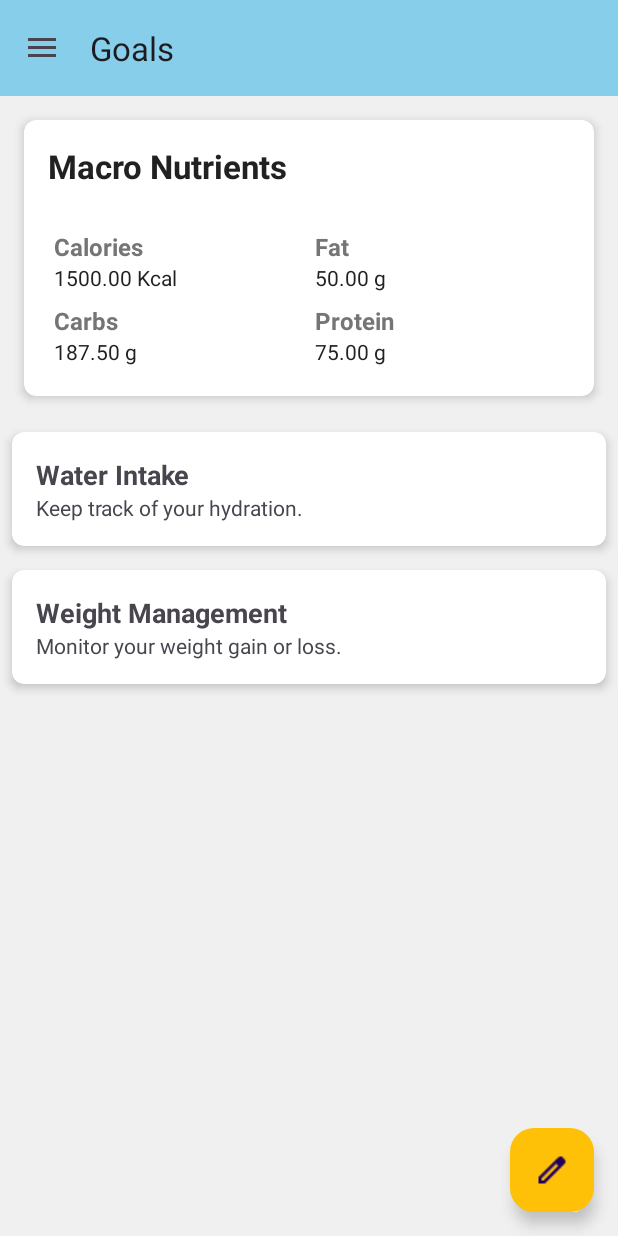
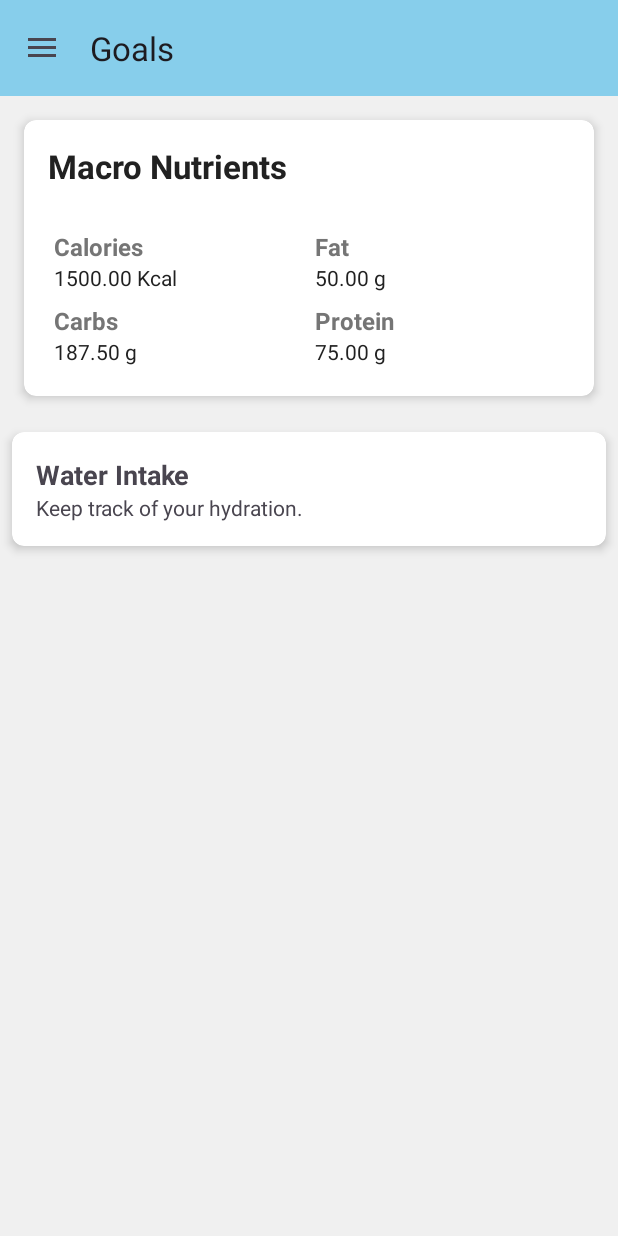
Before and after one commit to AmgT94/fit-feast, an Android app: the screen it shows after launch (MainActivity), in the side drawer, after a tap on "Goals", on a phone screen of 412 x 824 dp. Run offline under Robolectric (Android 15) with nearby library versions, the phone set to English and light mode, and no system bars; our stand-ins replace Firebase (no records; nobody signed in at launch, a user with empty details on screens opened directly); pictures from the network do not load.

Commit message:
Minor UI Updates in GoalsFragment

```diff
--- a/app/src/main/java/com/example/fitfeast/FragmentAddWeight.kt
+++ b/app/src/main/java/com/example/fitfeast/FragmentAddWeight.kt
@@ -10,6 +10,7 @@ import android.view.LayoutInflater
 import android.view.View
 import android.view.ViewGroup
 import android.widget.Toast
+import androidx.appcompat.app.AppCompatActivity
 import androidx.core.widget.addTextChangedListener
 import androidx.fragment.app.Fragment
 import com.example.fitfeast.databinding.FragmentAddWeightBinding
@@ -41,6 +42,9 @@ class FragmentAddWeight : Fragment() {
 
     override fun onViewCreated(view: View, savedInstanceState: Bundle?) {
         super.onViewCreated(view, savedInstanceState)
+
+        (activity as AppCompatActivity).supportActionBar?.title = "Add Weight"
+
         setupDateTimePickers()
         fetchUserProfile {
             setupWeightInputListener()
--- a/app/src/main/java/com/example/fitfeast/GoalsFragment.kt
+++ b/app/src/main/java/com/example/fitfeast/GoalsFragment.kt
@@ -22,9 +22,7 @@ class GoalsFragment : Fragment(), NutrientInputDialogFragment.NutrientInputListe
 
     private lateinit var recyclerView: RecyclerView
     private lateinit var goalsAdapter: GoalsAdapter
-    private lateinit var mainFab: FloatingActionButton
-    private lateinit var weightLossFab: FloatingActionButton
-    private lateinit var weightGainFab: FloatingActionButton
+
 
     // Text views for displaying nutrition data
     private lateinit var caloriesTextView: TextView
@@ -46,7 +44,6 @@ class GoalsFragment : Fragment(), NutrientInputDialogFragment.NutrientInputListe
         // Initialize the mutable list with the initial goals
         goalsList = mutableListOf(
             Goal("Water Intake", "Keep track of your hydration."),
-            Goal("Weight Management", "Monitor your weight gain or loss.")
         )
 
         // Initialize RecyclerView and Adapter for the goals
@@ -55,10 +52,8 @@ class GoalsFragment : Fragment(), NutrientInputDialogFragment.NutrientInputListe
         goalsAdapter = GoalsAdapter(goalsList, this)
         recyclerView.adapter = goalsAdapter
 
-        // Initialize FloatingActionButton and TextViews for the Macronutrient information
-        mainFab = view.findViewById(R.id.mainFab)
-        weightLossFab = view.findViewById(R.id.weightLossFab)
-        weightGainFab = view.findViewById(R.id.weightGainFab)
+        // Initialize  TextViews for the Macronutrient information
+
         caloriesTextView = view.findViewById(R.id.caloriesTextView)
         fatGramsTextView = view.findViewById(R.id.fatGramsTextView)
         carbsGramsTextView = view.findViewById(R.id.carbsGramsTextView)
@@ -77,17 +72,6 @@ class GoalsFragment : Fragment(), NutrientInputDialogFragment.NutrientInputListe
 
     override fun onViewCreated(view: View, savedInstanceState: Bundle?) {
         super.onViewCreated(view, savedInstanceState)
-
-        // Setup click listeners for the floating action buttons
-        mainFab.setOnClickListener {
-            toggleFabMenu()
-        }
-        weightLossFab.setOnClickListener {
-            Toast.makeText(context, "Weight Loss Clicked", Toast.LENGTH_SHORT).show()
-        }
-        weightGainFab.setOnClickListener {
-            Toast.makeText(context, "Weight Gain Clicked", Toast.LENGTH_SHORT).show()
-        }
 
         // Call method to fetch and display nutrition data
         fetchLatestNutritionData()
@@ -109,9 +93,7 @@ class GoalsFragment : Fragment(), NutrientInputDialogFragment.NutrientInputListe
     override fun onGoalClick(goal: Goal) {
         when (goal.title) {
             "Water Intake" -> showWaterIntakeDialog()
-            "Weight Management" -> {
-                // Handle the click for "Weight Management"
-            }
+
             else -> {
             }
         }
@@ -152,18 +134,6 @@ class GoalsFragment : Fragment(), NutrientInputDialogFragment.NutrientInputListe
             }
     }
 
-    private fun toggleFabMenu() {
-        if (!isFabMenuOpen) {
-            weightLossFab.show()
-            weightGainFab.show()
-            mainFab.setImageResource(R.drawable.ic_delete)
-        } else {
-            weightLossFab.hide()
-            weightGainFab.hide()
-            mainFab.setImageResource(R.drawable.ic_add_circle_outline)
-        }
-        isFabMenuOpen = !isFabMenuOpen
-    }
 
     private fun showNutrientInputDialog() {
         val dialog = NutrientInputDialogFragment()
--- a/app/src/main/res/layout/fragment_goals.xml
+++ b/app/src/main/res/layout/fragment_goals.xml
@@ -131,9 +131,6 @@
             </LinearLayout>
         </androidx.cardview.widget.CardView>
 
-
-
-
     </com.google.android.material.appbar.AppBarLayout>
 
     <!-- RecyclerView for listing other goals -->
@@ -144,45 +141,5 @@
         app:layout_behavior="@string/appbar_scrolling_view_behavior"
         tools:listitem="@layout/item_goal" />
 
-    <!-- Main floating action button -->
-    <com.google.android.material.floatingactionbutton.FloatingActionButton
-        android:id="@+id/mainFab"
-        android:layout_width="wrap_content"
-        android:layout_height="wrap_content"
-        android:clickable="true"
-        android:focusable="true"
-        android:layout_gravity="bottom|end"
-        android:layout_margin="16dp"
-        app:srcCompat="@drawable/ic_edit"
-        android:backgroundTint="@color/secondaryColor"
-        app:fabSize="normal" />
-
-    <!-- Weight Loss floating action button -->
-    <com.google.android.material.floatingactionbutton.FloatingActionButton
-        android:id="@+id/weightLossFab"
-        android:layout_width="wrap_content"
-        android:layout_height="wrap_content"
-        android:layout_gravity="bottom|end"
-        android:layout_marginEnd="72dp"
-        android:layout_marginBottom="100dp"
-        android:visibility="invisible"
-        app:srcCompat="@drawable/ic_weight_loss"
-        android:contentDescription="@string/weight_loss"
-        android:backgroundTint="@color/secondaryLightColor"
-        app:fabSize="normal" />
-
-    <!-- Weight Gain floating action button -->
-    <com.google.android.material.floatingactionbutton.FloatingActionButton
-        android:id="@+id/weightGainFab"
-        android:layout_width="wrap_content"
-        android:layout_height="wrap_content"
-        android:layout_gravity="bottom|end"
-        android:layout_marginEnd="72dp"
-        android:layout_marginBottom="170dp"
-        android:visibility="invisible"
-        app:srcCompat="@drawable/ic_weight_gain"
-        android:contentDescription="@string/weight_gain"
-        android:backgroundTint="@color/secondaryLightColor"
-        app:fabSize="normal" />
 
 </androidx.coordinatorlayout.widget.CoordinatorLayout>
```
